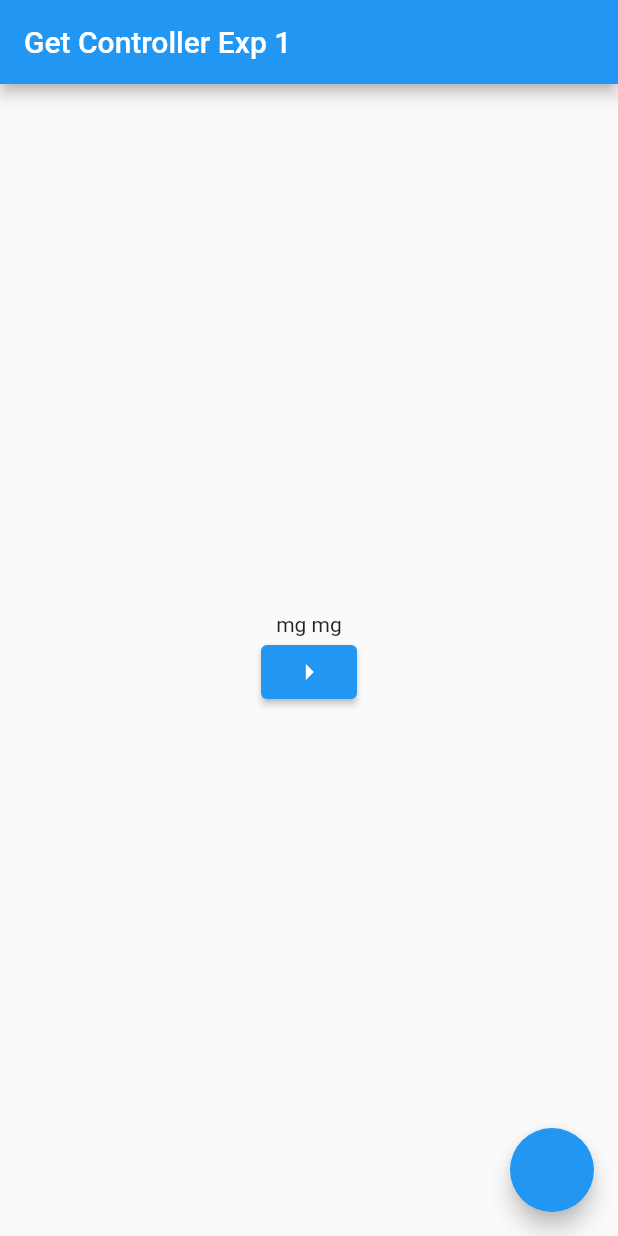
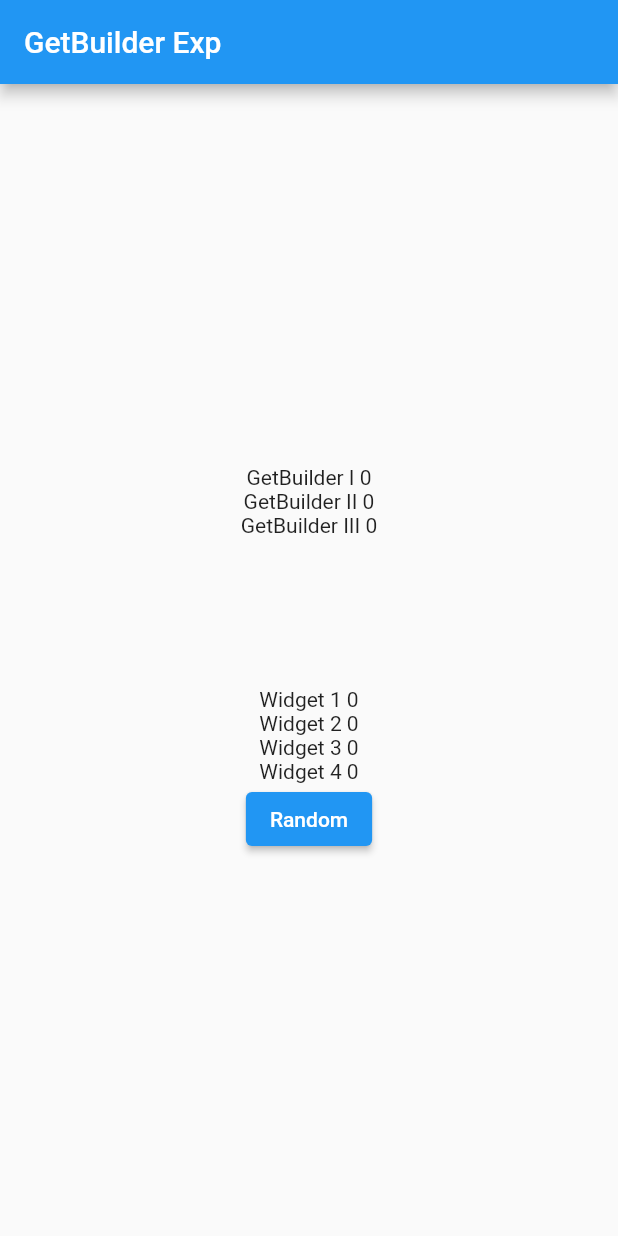
Before and after one commit to Nyan-Win-Naing/flutter_getx, a Flutter app: the screen it shows after launch, on a phone screen of 412 x 824 dp. Run offline on Flutter 3.47's test engine with Material 2 defaults, Android fonts, the phone set to English and light mode, and no system bars; our stand-ins replace get.

Commit message:
Get Builder

```diff
--- /dev/null
+++ b/lib/get_lesson/get_builder_exp.dart
@@ -0,0 +1,102 @@
+import 'dart:math';
+
+import 'package:flutter/foundation.dart';
+import 'package:flutter/material.dart';
+import 'package:get/get.dart';
+import 'package:get_flutter/get_lesson/state_management/get_builder_controller.dart';
+
+class GetBuilderExp extends StatelessWidget {
+  final GetBuilderController controller = Get.put(
+    GetBuilderController(),
+    tag: "hi",
+  );
+
+
+  final GetBuilderController _controller = Get.put(
+    GetBuilderController(),
+  );
+
+  @override
+  Widget build(BuildContext context) {
+    return Scaffold(
+      appBar: AppBar(
+        title: Text("GetBuilder Exp"),
+      ),
+      body: SizedBox(
+        width: double.infinity,
+        child: Column(
+          mainAxisAlignment: MainAxisAlignment.center,
+          children: [
+            GetBuilder<GetBuilderController>(
+              id: "builder0",
+              builder: (GetBuilderController control) {
+                print("GetBuilder I build");
+                return Text("GetBuilder I ${control.indexI}");
+              },
+            ),
+            GetBuilder<GetBuilderController>(
+              id: "builder1",
+              builder: (GetBuilderController control) {
+                print("GetBuilder II build");
+                return Text("GetBuilder II ${control.indexI}");
+              },
+            ),
+            GetBuilder<GetBuilderController>(
+              tag: "hi",
+              id: "builder2",
+              initState: (GetBuilderState<GetBuilderController> control) {
+                print("builder2 init state ${control.controller}");
+                control.controller?.randomIndex(["builder2"]);
+              },
+              filter: (GetBuilderController control) {
+                print("builder 2 filter $control");
+                return control.indexI > 100000
+                    ? control.indexI.value = 999999
+                    : control.indexI.value = 111;
+              },
+              dispose: (GetBuilderState<GetBuilderController> control) {
+                print("dispose");
+              },
+              builder: (GetBuilderController control) {
+                print("GetBuilder III build");
+                return Text("GetBuilder III ${control.indexI}");
+              },
+            ),
+            SizedBox(height: 100),
+            Obx(
+              () {
+                print("widget 1 is build");
+                return Text("Widget 1 ${controller.indexI.toString()}");
+              },
+            ),
+            Obx(
+              () {
+                print("widget 2 is build");
+                return Text("Widget 2 ${controller.indexI.toString()}");
+              },
+            ),
+            Obx(
+              () {
+                print("widget 3 is build");
+                return Text("Widget 3 ${controller.indexI.toString()}");
+              },
+            ),
+            Obx(
+              () {
+                print("widget 4 is build");
+                return Text("Widget 4 ${controller.indexI.toString()}");
+              },
+            ),
+            ElevatedButton(
+              onPressed: () {
+                controller.randomIndex(["builder${Random().nextInt(3)}"]);
+                // controller.randomIndex(["builder2"]);
+              },
+              child: Text("Random"),
+            ),
+          ],
+        ),
+      ),
+    );
+  }
+}
--- /dev/null
+++ b/lib/get_lesson/state_management/get_builder_controller.dart
@@ -0,0 +1,12 @@
+import 'dart:math';
+
+import 'package:get/get.dart';
+
+class GetBuilderController extends GetxController {
+  final RxInt indexI = 0.obs;
+
+  void randomIndex([List<Object>? ids]) {
+    indexI.value = Random.secure().nextInt(999999);
+    update(ids);
+  }
+}
--- a/lib/main.dart
+++ b/lib/main.dart
@@ -1,4 +1,5 @@
 import 'package:flutter/material.dart';
+import 'package:get_flutter/get_lesson/get_builder_exp.dart';
 import 'package:get_flutter/get_lesson/get_controller_exp.dart';
 import 'package:get_flutter/get_lesson/rx_dart.dart';
 
@@ -16,7 +17,8 @@ class MyApp extends StatelessWidget {
       theme: ThemeData(
         primarySwatch: Colors.blue,
       ),
-      home: GetControllerExp(),
+      // home: GetControllerExp(),
+      home: GetBuilderExp(),
     );
   }
 }
```
